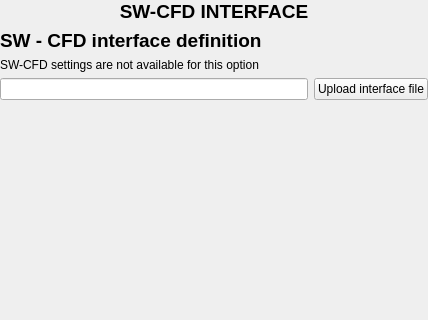
Old version of the form EVENTS/GeoClawOpenFOAM/swcfdint.ui in the repository NHERI-SimCenter/HydroUQ; both pictures show x 0 to 428 and y 0 to 320 of the 428 by 1018 pixel window.
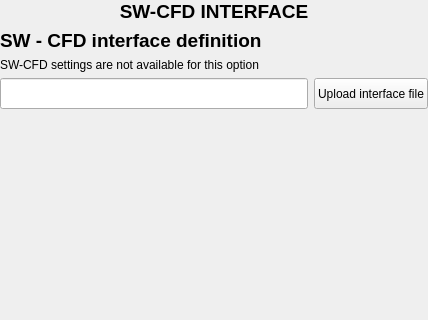
New version of the form.

Diff of the .ui file:
```diff
--- a/EVENTS/GeoClawOpenFOAM/swcfdint.ui
+++ b/EVENTS/GeoClawOpenFOAM/swcfdint.ui
@@ -66,6 +66,11 @@
     <layout class="QHBoxLayout" name="horizontalLayout">
      <item>
       <widget class="QLineEdit" name="Led_path">
+       <property name="font">
+        <font>
+         <pointsize>14</pointsize>
+        </font>
+       </property>
        <property name="readOnly">
         <bool>true</bool>
        </property>
```
